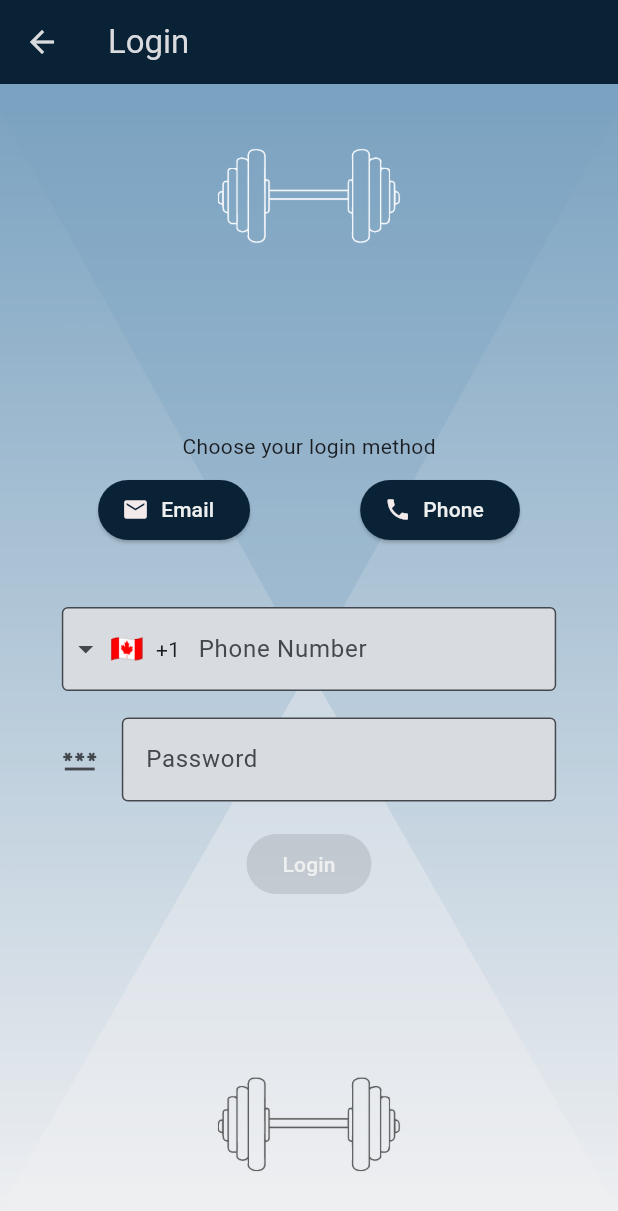
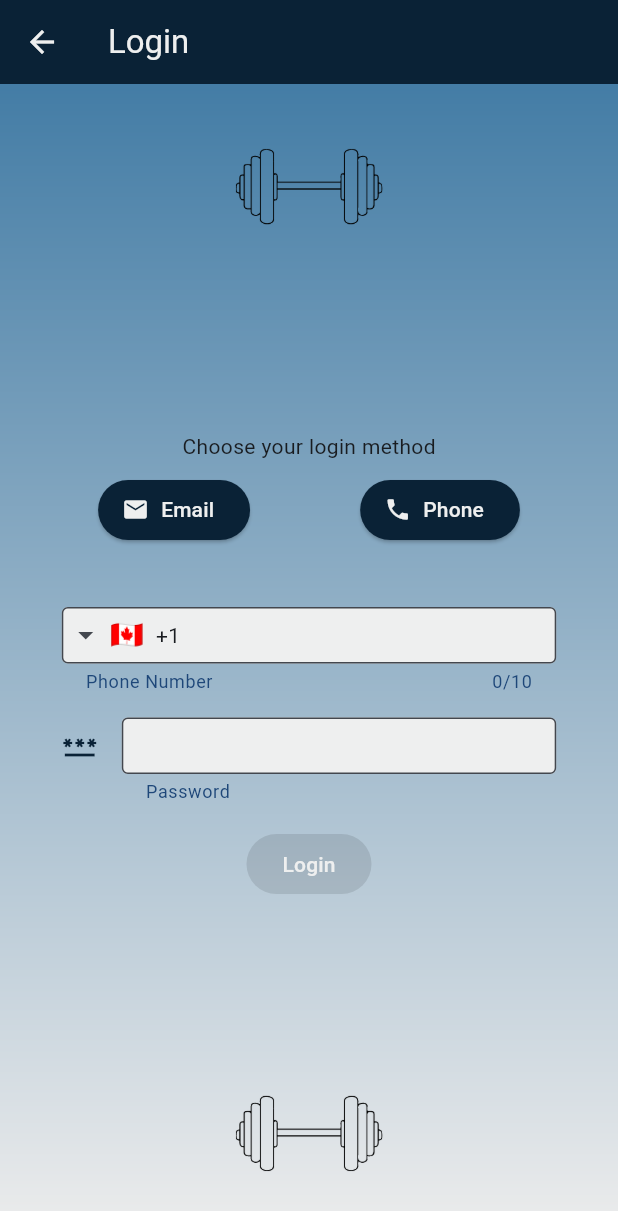
Before and after one commit to disquedur/Gym-App, a Flutter app: the screen it shows after launch, after a tap on "Member Login", on a phone screen of 412 x 824 dp. Shown: the top 1211 px of the screen. Run offline on Flutter 3.47's test engine with Material 2 defaults, Android fonts, the phone set to English and light mode, and no system bars; drawn by our look-alikes of intl_phone_field; our stand-ins replace flutter_dotenv, get_it, google_maps_flutter, injectable, socket_io_client, supabase_flutter; missing offline and left inert: flutter_appauth; accounts and stored records are empty.

Commit message:
Added theme mode

```diff
--- a/lib/Classes/side_menu.dart
+++ b/lib/Classes/side_menu.dart
@@ -1,6 +1,6 @@
 import 'package:flutter/material.dart';
 import 'package:my_app/Pages/map_page.dart';
-import 'package:my_app/Pages/sign_page.dart';
+import 'package:my_app/Pages/program_page.dart';
 import 'package:supabase_flutter/supabase_flutter.dart';
 
 import '../Pages/home_page.dart';
@@ -18,7 +18,7 @@ class _SideMenuState extends State<SideMenu> {
 
   final List<Widget> screens = [
     MapComponent(),
-    SignInPage(),
+    ProgramPage(darkMode: true),
     SettingsScreen(),
     HomePage(),
   ];
--- a/lib/Pages/home_page.dart
+++ b/lib/Pages/home_page.dart
@@ -1,4 +1,6 @@
 import 'package:flutter/material.dart';
+import 'package:my_app/Pages/login_page.dart';
+import 'package:my_app/Pages/sign_page.dart';
 import '../Interfaces/constants.dart';
 
 class HomePage extends StatefulWidget {
@@ -41,7 +43,13 @@ class _HomePageState extends State<HomePage> {
                         color: darkColorText,
                       )),
                   onPressed: () {
-                    Navigator.pushNamed(context, '/login');
+                    Navigator.push(
+                      context,
+                      MaterialPageRoute(
+                          builder: (context) => LoginPage(
+                                darkMode: darkMode,
+                              )),
+                    );
                   },
                 ),
               ),
@@ -52,7 +60,7 @@ class _HomePageState extends State<HomePage> {
                     label: Text(
                       'Trainer login',
                       style: TextStyle(
-                        color: darkColorText,
+                        color: darkMode ? Colors.grey : darkColorText,
                       ),
                     ),
                     style: ElevatedButton.styleFrom(
@@ -71,7 +79,13 @@ class _HomePageState extends State<HomePage> {
                   ),
                 ),
                 onPressed: () {
-                  Navigator.pushNamed(context, '/signIn');
+                  Navigator.push(
+                    context,
+                    MaterialPageRoute(
+                        builder: (context) => SignInPage(
+                              darkMode: darkMode,
+                            )),
+                  );
                 },
               ),
               Padding(
--- a/lib/Pages/login_page.dart
+++ b/lib/Pages/login_page.dart
@@ -4,7 +4,13 @@ import 'package:flutter/material.dart';
 import 'package:intl_phone_field/intl_phone_field.dart';
 import 'package:supabase_flutter/supabase_flutter.dart';
 
+import '../Interfaces/constants.dart';
+
 class LoginPage extends StatefulWidget {
+  final bool darkMode;
+
+  const LoginPage({super.key, required this.darkMode});
+
   @override
   _LoginPageState createState() => _LoginPageState();
 }
@@ -38,25 +44,40 @@ class _LoginPageState extends State<LoginPage> {
       Navigator.pushNamed(context, '/sideMenu');
   }
 
+  TextStyle styleTextByTheme() {
+    return widget.darkMode
+        ? TextStyle(
+            color: passwordController.text.isEmpty ||
+                    authController.text.isEmpty ||
+                    !formKey.currentState!.validate()
+                ? Colors.grey
+                : darkColorText,
+          )
+        : TextStyle(
+            color: darkColorText,
+          );
+  }
+
   @override
   Widget build(BuildContext context) {
     return Scaffold(
       appBar: AppBar(
-        iconTheme:
-            const IconThemeData(color: Color.fromARGB(255, 217, 219, 222)),
-        backgroundColor: const Color.fromARGB(255, 10, 34, 54),
-        title: const Text(
+        iconTheme: IconThemeData(color: darkColorText),
+        backgroundColor:
+            widget.darkMode ? darkColorBackground : lightColorBackground,
+        title: Text(
           'Login',
           style: TextStyle(
-            color: Color.fromARGB(255, 217, 219, 222),
+            color: darkColorText,
           ),
         ),
       ),
       body: Container(
-        decoration: const BoxDecoration(
+        decoration: BoxDecoration(
           image: DecorationImage(
-            opacity: 0.7,
-            image: AssetImage('assets/images/User page.png'),
+            image: AssetImage(widget.darkMode
+                ? 'assets/images/User page dark.png'
+                : 'assets/images/User page.png'),
             fit: BoxFit.cover,
           ),
         ),
@@ -77,40 +98,46 @@ class _LoginPageState extends State<LoginPage> {
                     Padding(
                       padding: const EdgeInsets.only(right: 8.0),
                       child: ElevatedButton.icon(
-                        icon: const Icon(Icons.mail,
-                            color: Color.fromARGB(255, 243, 235, 235)),
+                        icon: Icon(
+                          Icons.mail,
+                          color: darkColorText,
+                        ),
                         onPressed: () {
                           setState(() {
                             authMethod = "Email address";
+                            authController.text = "";
                           });
                         },
                         style: ElevatedButton.styleFrom(
-                          backgroundColor:
-                              const Color.fromARGB(255, 10, 34, 54),
+                          backgroundColor: widget.darkMode
+                              ? darkColorBackground
+                              : lightColorBackground,
                         ),
-                        label: const Text(
+                        label: Text(
                           'Email',
                           style: TextStyle(
-                            color: Color.fromARGB(255, 238, 239, 239),
+                            color: darkColorText,
                           ),
                         ),
                       ),
                     ),
                     ElevatedButton.icon(
-                      icon: const Icon(Icons.phone,
-                          color: Color.fromARGB(255, 243, 235, 235)),
+                      icon: Icon(Icons.phone, color: darkColorText),
                       onPressed: () {
                         setState(() {
                           authMethod = "Phone number";
+                          authController.text = "";
                         });
                       },
                       style: ElevatedButton.styleFrom(
-                        backgroundColor: const Color.fromARGB(255, 10, 34, 54),
+                        backgroundColor: widget.darkMode
+                            ? darkColorBackground
+                            : lightColorBackground,
                       ),
-                      label: const Text(
+                      label: Text(
                         'Phone',
                         style: TextStyle(
-                          color: Color.fromARGB(255, 238, 239, 239),
+                          color: darkColorText,
                         ),
                       ),
                     ),
@@ -129,11 +156,19 @@ class _LoginPageState extends State<LoginPage> {
                       width: MediaQuery.of(context).size.width * 0.8,
                       child: TextFormField(
                         controller: authController,
-                        decoration: const InputDecoration(
+                        decoration: InputDecoration(
                           filled: true,
-                          fillColor: Color.fromARGB(255, 216, 219, 224),
-                          labelText: "Email address",
-                          icon: Icon(Icons.contact_mail),
+                          fillColor: darkColorText,
+                          helperText: "Email address",
+                          helperStyle: TextStyle(
+                              color: widget.darkMode
+                                  ? darkColorText
+                                  : lightColorText),
+                          labelStyle: TextStyle(color: lightColorBackground),
+                          icon: Icon(Icons.contact_mail,
+                              color: widget.darkMode
+                                  ? darkColorBackground
+                                  : lightColorBackground),
                           border: OutlineInputBorder(),
                         ),
                         validator: (String? value) {
@@ -157,11 +192,16 @@ class _LoginPageState extends State<LoginPage> {
                       width: MediaQuery.of(context).size.width * 0.8,
                       child: IntlPhoneField(
                         controller: authController,
-                        decoration: const InputDecoration(
-                          counterText: "",
+                        decoration: InputDecoration(
+                          //counterText: "",
                           filled: true,
-                          fillColor: const Color.fromARGB(255, 216, 219, 224),
-                          labelText: 'Phone Number',
+                          fillColor: darkColorText,
+                          helperText: "Phone Number",
+                          helperStyle: TextStyle(
+                              color: widget.darkMode
+                                  ? darkColorText
+                                  : lightColorText),
+                          labelStyle: TextStyle(color: lightColorBackground),
                           border: const OutlineInputBorder(),
                         ),
                         initialCountryCode: 'CA',
@@ -178,11 +218,19 @@ class _LoginPageState extends State<LoginPage> {
                     width: MediaQuery.of(context).size.width * 0.8,
                     child: TextFormField(
                       controller: passwordController,
-                      decoration: const InputDecoration(
+                      decoration: InputDecoration(
                         filled: true,
-                        fillColor: Color.fromARGB(255, 216, 219, 224),
-                        labelText: "Password",
-                        icon: Icon(Icons.password),
+                        fillColor: darkColorText,
+                        helperText: "Password",
+                        helperStyle: TextStyle(
+                            color: widget.darkMode
+                                ? darkColorText
+                                : lightColorText),
+                        labelStyle: TextStyle(color: lightColorBackground),
+                        icon: Icon(Icons.password,
+                            color: widget.darkMode
+                                ? darkColorBackground
+                                : lightColorBackground),
                         border: OutlineInputBorder(),
                       ),
                       obscureText: true,
@@ -190,7 +238,7 @@ class _LoginPageState extends State<LoginPage> {
                         if (value == null || value.isEmpty) {
                           return "The password is required.";
                         } else if (value.length < 5) {
-                          return "The password should have at least 5 characters.";
+                          return "Password (5 characters min.)";
                         }
                         return null;
                       },
@@ -201,20 +249,18 @@ class _LoginPageState extends State<LoginPage> {
                   alignment: Alignment.bottomCenter,
                   child: ElevatedButton(
                     onPressed: authController.text.isNotEmpty &&
-                            passwordController.text.isNotEmpty
+                            passwordController.text.isNotEmpty &&
+                            formKey.currentState!.validate()
                         ? () {
                             if (formKey.currentState!.validate()) login();
                           }
                         : null,
                     style: ElevatedButton.styleFrom(
-                      backgroundColor: const Color.fromARGB(255, 10, 34, 54),
+                      backgroundColor: widget.darkMode
+                          ? darkColorBackground
+                          : lightColorBackground,
                     ),
-                    child: const Text(
-                      'Login',
-                      style: TextStyle(
-                        color: Color.fromARGB(255, 238, 239, 239),
-                      ),
-                    ),
+                    child: Text('Login', style: styleTextByTheme()),
                   ),
                 ),
               ],
--- a/lib/main.dart
+++ b/lib/main.dart
@@ -4,8 +4,6 @@ import 'package:my_app/Classes/side_menu.dart';
 import 'package:my_app/Pages/map_page.dart';
 import 'package:supabase_flutter/supabase_flutter.dart';
 import 'Pages/home_page.dart';
-import 'Pages/login_page.dart';
-import 'Pages/sign_page.dart';
 import 'package:flutter_dotenv/flutter_dotenv.dart';
 
 final getIt = GetIt.instance;
@@ -27,8 +25,6 @@ class MyApp extends StatelessWidget {
       initialRoute: '/home',
       routes: {
         '/home': (context) => HomePage(),
-        '/login': (context) => LoginPage(),
-        '/signIn': (context) => SignInPage(),
         '/sideMenu': (context) => SideMenu(),
         '/map': (context) => MapComponent(),
       },
--- a/pubspec.yaml
+++ b/pubspec.yaml
@@ -48,6 +48,8 @@ dependencies:
   supabase_flutter: ^1.10.10
   flutter_dotenv: ^5.1.0
   intl_phone_field: ^3.1.0
+  flutter_appauth: ^6.0.2
+  crypto: ^3.0.3
 
 dev_dependencies:
   flutter_test:
```
Also changed, not shown: lib/Pages/program_page.dart (added, +112 -0 lines), lib/Pages/sign_page.dart (+177 -64 lines), assets/images/Home page dark.png, assets/images/User page dark.png, assets/images/User page.png, pubspec.lock, 2 other files.
